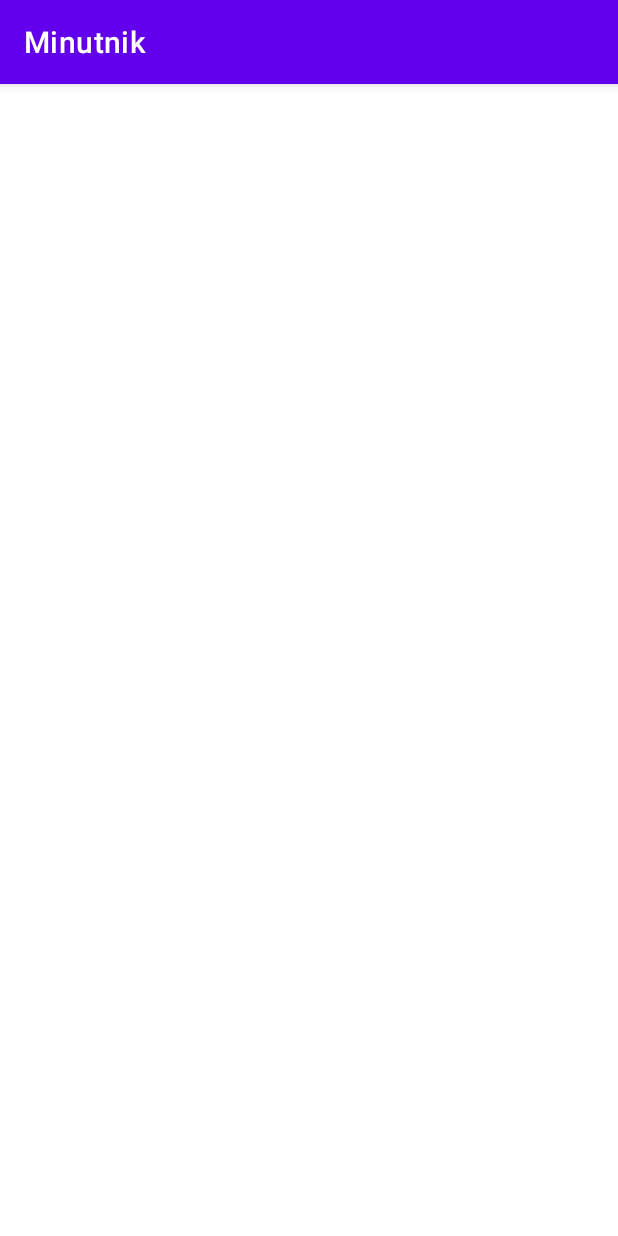
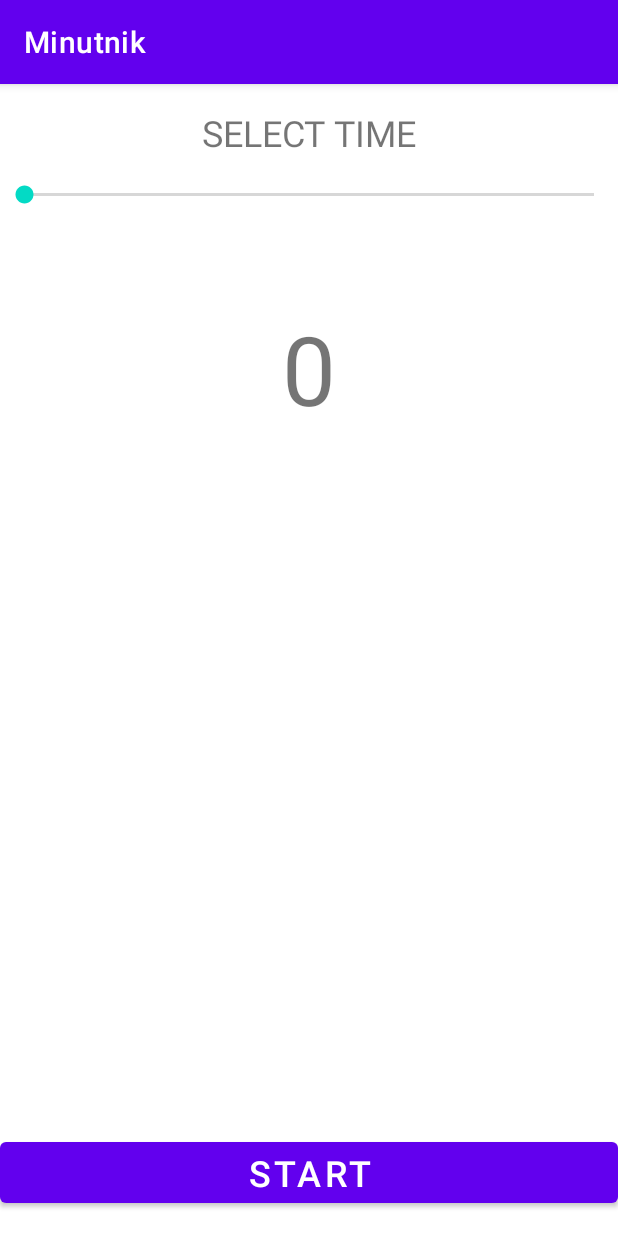
Before and after one commit to pilichm/Minutnik, an Android app: the screen it shows after launch (MainActivity), on a phone screen of 412 x 824 dp. Run offline under Robolectric (Android 15) with nearby library versions, the phone set to English and light mode, and no system bars.

Commit message:
Added: - initial layout, dimens and string values.

```diff
--- a/app/src/main/res/layout/activity_main.xml
+++ b/app/src/main/res/layout/activity_main.xml
@@ -1,7 +1,48 @@
 <?xml version="1.0" encoding="utf-8"?>
-<androidx.constraintlayout.widget.ConstraintLayout xmlns:android="http://schemas.android.com/apk/res/android"
+<androidx.constraintlayout.widget.ConstraintLayout
+    xmlns:android="http://schemas.android.com/apk/res/android"
     xmlns:app="http://schemas.android.com/apk/res-auto"
     xmlns:tools="http://schemas.android.com/tools"
     android:layout_width="match_parent"
     android:layout_height="match_parent"
-    tools:context=".MainActivity"/>
+    tools:context=".MainActivity">
+
+    <TextView
+        android:id="@+id/tvSelectTime"
+        app:layout_constraintTop_toTopOf="parent"
+        android:text="@string/select_time"
+        android:textSize="@dimen/default_text_size"
+        android:layout_marginTop="@dimen/default_margin"
+        android:gravity="center"
+        android:layout_width="match_parent"
+        android:layout_height="wrap_content"/>
+
+    <SeekBar
+        android:id="@+id/selectTimeSeekBar"
+        app:layout_constraintTop_toBottomOf="@id/tvSelectTime"
+        android:layout_marginTop="@dimen/default_margin"
+        android:layout_width="match_parent"
+        android:layout_height="wrap_content"/>
+
+    <TextView
+        android:id="@+id/tvTimeLeft"
+        app:layout_constraintTop_toBottomOf="@id/selectTimeSeekBar"
+        app:layout_constraintLeft_toLeftOf="parent"
+        app:layout_constraintRight_toRightOf="parent"
+        android:gravity="center"
+        android:text="@string/time_empty"
+        android:layout_marginTop="@dimen/timer_margin_top"
+        android:textSize="@dimen/timer_text_size"
+        android:layout_width="wrap_content"
+        android:layout_height="wrap_content"/>
+
+    <Button
+        android:id="@+id/btnStopStart"
+        android:textSize="@dimen/default_text_size"
+        android:text="@string/button_start"
+        app:layout_constraintBottom_toBottomOf="parent"
+        android:layout_marginBottom="@dimen/default_margin"
+        android:layout_width="match_parent"
+        android:layout_height="wrap_content"/>
+
+</androidx.constraintlayout.widget.ConstraintLayout>
--- /dev/null
+++ b/app/src/main/res/values/dimen.xml
@@ -0,0 +1,7 @@
+<?xml version="1.0" encoding="utf-8"?>
+<resources>
+    <dimen name="default_margin">16dp</dimen>
+    <dimen name="default_text_size">24sp</dimen>
+    <dimen name="timer_text_size">64sp</dimen>
+    <dimen name="timer_margin_top">64dp</dimen>
+</resources>
--- a/app/src/main/res/values/strings.xml
+++ b/app/src/main/res/values/strings.xml
@@ -1,3 +1,7 @@
 <resources>
     <string name="app_name">Minutnik</string>
+    <string name="select_time">SELECT TIME</string>
+    <string name="time_empty">0</string>
+    <string name="button_stop">STOP</string>
+    <string name="button_start">START</string>
 </resources>
```
